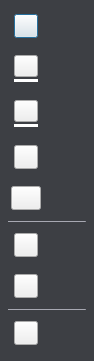
The window that SoftTerminal/forms/STWBVToolbar.ui (sunpu/softterminal) describes before a commit, drawn with Qt 5.
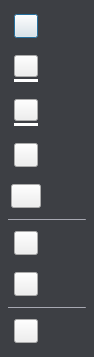
The same window after the commit. Icons and pictures are not drawn.

Patch:
```diff
--- a/SoftTerminal/forms/STWBVToolbar.ui
+++ b/SoftTerminal/forms/STWBVToolbar.ui
@@ -7,7 +7,7 @@
     <x>0</x>
     <y>0</y>
     <width>94</width>
-    <height>361</height>
+    <height>357</height>
    </rect>
   </property>
   <property name="maximumSize">
```
